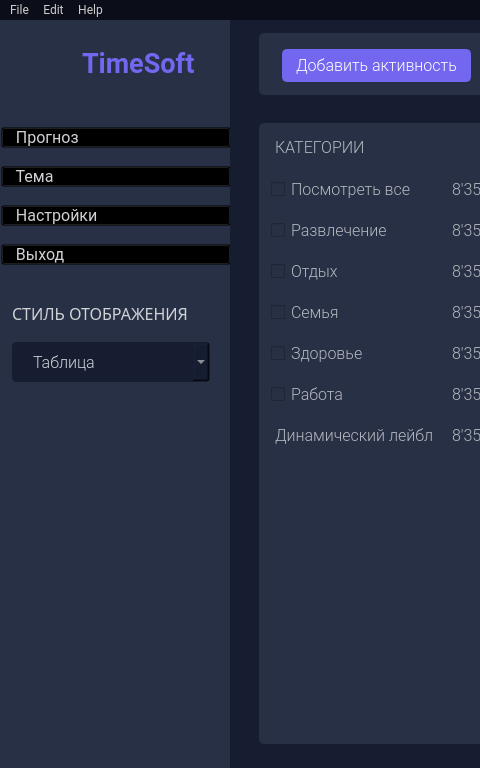
First picture: the form in design/mainwindow_d.ui, repository yurii-bel/project_2021, before the edit; both pictures show x 0 to 480 and y 0 to 768 of the 1280 by 768 pixel window.
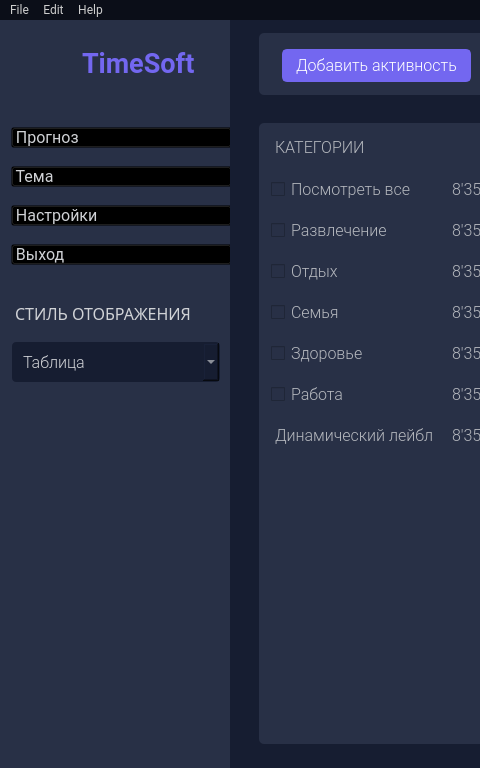
Second picture: the form after the edit. Icons and pictures are not drawn.

The edit to the form file:
```diff
--- a/design/mainwindow_d.ui
+++ b/design/mainwindow_d.ui
@@ -124,9 +124,9 @@
        <widget class="QWidget" name="layoutWidget_3">
         <property name="geometry">
          <rect>
-          <x>1</x>
+          <x>11</x>
           <y>0</y>
-          <width>231</width>
+          <width>221</width>
           <height>631</height>
          </rect>
         </property>
@@ -165,7 +165,6 @@
 	background-color: rgba(0, 0, 0, 0);	
 	color: rgb(208, 210, 214);
 	text-align: left;
-	padding-left: 10px;
 	padding-right: 10px;
 	margin-top: 27px;
 }
@@ -211,7 +210,6 @@
 	background-color: rgba(0, 0, 0, 0);	
 	color: rgb(208, 210, 214);
 	text-align: left;
-	padding-left: 10px;
 	padding-right: 10px;
 }
 QPushButton:hover {
@@ -250,7 +248,6 @@
 	background-color: rgba(0, 0, 0, 0);	
 	color: rgb(208, 210, 214);
 	text-align: left;
-	padding-left: 10px;
 	padding-right: 10px;
 }
 QPushButton:hover {
@@ -289,7 +286,6 @@
 	background-color: rgba(0, 0, 0, 0);	
 	color: rgb(208, 210, 214);
 	text-align: left;
-	padding-left: 10px;
 	padding-right: 10px;
 }
 QPushButton:hover {
@@ -323,8 +319,7 @@
            </property>
            <property name="styleSheet">
             <string notr="true">color: #D0D2D6;
-margin-top: 20px;
-padding-left: 7px;</string>
+margin-top: 20px;</string>
            </property>
            <property name="text">
             <string>СТИЛЬ ОТОБРАЖЕНИЯ</string>
@@ -360,9 +355,8 @@
 color: rgb(208, 210, 214);
 border: 2px solid rgba(0, 0, 0, 0);
 border-radius: 5px;
-padding-left: 20px;
+padding-left: 10px;
 padding-right: 10px;
-margin-left: 10px;
 }
 
 QComboBox:hover {
@@ -376,7 +370,6 @@
 background-color: rgb(22, 29, 49);
 border: 2px solid #7666F8;
 color: rgb(203, 203, 203);
-margin-left: 10px;
 selection-background-color: rgb(94, 80, 238);
 selection-color: rgb(0, 0, 0);
 }</string>
```
Left out of the diff: 2 changed lines with no effect on the pictures.
